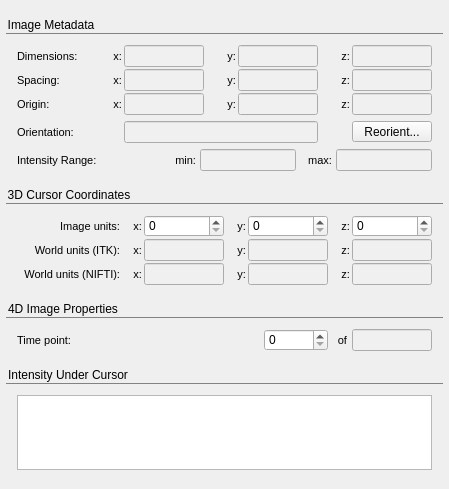
Qt form GUI/Qt/Components/ImageInfoInspector.ui (pyushkevich/itksnap) before a commit.
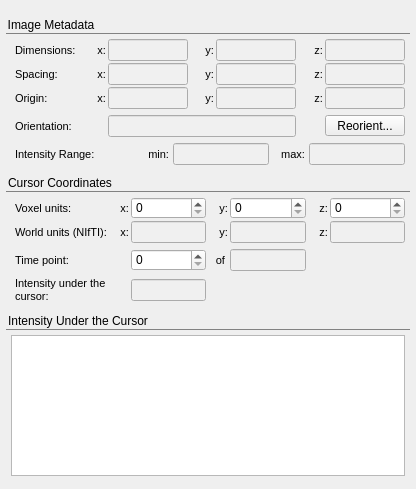
The same form after that commit. Custom widgets are drawn as their Qt base class.

Commit message: Recoded the image info panel to show multiple time points and components; changed ImageWrapper::GetVoxelMappedToNativeSpace to a cleaner implementation without inheritance

What changed in the file:
```diff
--- a/GUI/Qt/Components/ImageInfoInspector.ui
+++ b/GUI/Qt/Components/ImageInfoInspector.ui
@@ -6,7 +6,7 @@
    <rect>
     <x>0</x>
     <y>0</y>
-    <width>449</width>
+    <width>416</width>
     <height>489</height>
    </rect>
   </property>
@@ -38,7 +38,7 @@
   background-color:rgb(240,240,240);
 }</string>
   </property>
-  <layout class="QVBoxLayout" name="verticalLayout" stretch="0,0,0,1,0">
+  <layout class="QVBoxLayout" name="verticalLayout" stretch="0,0,100,1">
    <property name="spacing">
     <number>6</number>
    </property>
@@ -64,16 +64,16 @@
      </property>
      <layout class="QGridLayout" name="gridLayout_3" columnstretch="1,0,0,0,0,0,0">
       <property name="leftMargin">
-       <number>6</number>
+       <number>4</number>
       </property>
       <property name="topMargin">
-       <number>6</number>
+       <number>0</number>
       </property>
       <property name="rightMargin">
-       <number>6</number>
+       <number>0</number>
       </property>
       <property name="bottomMargin">
-       <number>6</number>
+       <number>0</number>
       </property>
       <property name="spacing">
        <number>2</number>
@@ -512,40 +512,24 @@
       <string notr="true">QLabel { font-size: 11px; }</string>
      </property>
      <property name="title">
-      <string>3D Cursor Coordinates</string>
+      <string>Cursor Coordinates</string>
      </property>
-     <layout class="QGridLayout" name="gridLayout_2">
+     <layout class="QGridLayout" name="gridLayout_2" columnstretch="1,0,0,0,0,0,0">
       <property name="leftMargin">
-       <number>6</number>
+       <number>4</number>
       </property>
       <property name="topMargin">
-       <number>6</number>
+       <number>0</number>
       </property>
       <property name="rightMargin">
-       <number>6</number>
+       <number>0</number>
       </property>
       <property name="bottomMargin">
-       <number>6</number>
+       <number>0</number>
       </property>
       <property name="spacing">
        <number>2</number>
       </property>
-      <item row="2" column="5">
-       <widget class="QLabel" name="label_19">
-        <property name="minimumSize">
-         <size>
-          <width>20</width>
-          <height>0</height>
-         </size>
-        </property>
-        <property name="text">
-         <string>z:</string>
-        </property>
-        <property name="alignment">
-         <set>Qt::AlignRight|Qt::AlignTrailing|Qt::AlignVCenter</set>
-        </property>
-       </widget>
-      </item>
       <item row="0" column="6">
        <widget class="QSpinBox" name="inVoxZ">
         <property name="minimumSize">
@@ -562,328 +546,7 @@
         </property>
        </widget>
       </item>
-      <item row="2" column="2">
-       <widget class="QLineEdit" name="outNiftiX">
-        <property name="maximumSize">
-         <size>
-          <width>80</width>
-          <height>16777215</height>
-         </size>
-        </property>
-        <property name="readOnly">
-         <bool>true</bool>
-        </property>
-       </widget>
-      </item>
-      <item row="0" column="5">
-       <widget class="QLabel" name="label_13">
-        <property name="minimumSize">
-         <size>
-          <width>20</width>
-          <height>0</height>
-         </size>
-        </property>
-        <property name="text">
-         <string>z:</string>
-        </property>
-        <property name="alignment">
-         <set>Qt::AlignRight|Qt::AlignTrailing|Qt::AlignVCenter</set>
-        </property>
-       </widget>
-      </item>
-      <item row="1" column="4">
-       <widget class="QLineEdit" name="outItkY">
-        <property name="sizePolicy">
-         <sizepolicy hsizetype="Expanding" vsizetype="Fixed">
-          <horstretch>0</horstretch>
-          <verstretch>0</verstretch>
-         </sizepolicy>
-        </property>
-        <property name="minimumSize">
-         <size>
-          <width>80</width>
-          <height>0</height>
-         </size>
-        </property>
-        <property name="maximumSize">
-         <size>
-          <width>80</width>
-          <height>16777215</height>
-         </size>
-        </property>
-        <property name="readOnly">
-         <bool>true</bool>
-        </property>
-       </widget>
-      </item>
-      <item row="0" column="3">
-       <widget class="QLabel" name="label_12">
-        <property name="minimumSize">
-         <size>
-          <width>20</width>
-          <height>0</height>
-         </size>
-        </property>
-        <property name="text">
-         <string>y:</string>
-        </property>
-        <property name="alignment">
-         <set>Qt::AlignRight|Qt::AlignTrailing|Qt::AlignVCenter</set>
-        </property>
-       </widget>
-      </item>
-      <item row="2" column="3">
-       <widget class="QLabel" name="label_20">
-        <property name="minimumSize">
-         <size>
-          <width>20</width>
-          <height>0</height>
-         </size>
-        </property>
-        <property name="text">
-         <string>y:</string>
-        </property>
-        <property name="alignment">
-         <set>Qt::AlignRight|Qt::AlignTrailing|Qt::AlignVCenter</set>
-        </property>
-       </widget>
-      </item>
       <item row="1" column="6">
-       <widget class="QLineEdit" name="outItkZ">
-        <property name="sizePolicy">
-         <sizepolicy hsizetype="Expanding" vsizetype="Fixed">
-          <horstretch>0</horstretch>
-          <verstretch>0</verstretch>
-         </sizepolicy>
-        </property>
-        <property name="minimumSize">
-         <size>
-          <width>80</width>
-          <height>0</height>
-         </size>
-        </property>
-        <property name="maximumSize">
-         <size>
-          <width>80</width>
-          <height>16777215</height>
-         </size>
-        </property>
-        <property name="readOnly">
-         <bool>true</bool>
-        </property>
-       </widget>
-      </item>
-      <item row="0" column="2">
-       <widget class="QSpinBox" name="inVoxX">
-        <property name="minimumSize">
-         <size>
-          <width>64</width>
-          <height>0</height>
-         </size>
-        </property>
-        <property name="readOnly">
-         <bool>false</bool>
-        </property>
-        <property name="buttonSymbols">
-         <enum>QAbstractSpinBox::UpDownArrows</enum>
-        </property>
-       </widget>
-      </item>
-      <item row="1" column="3">
-       <widget class="QLabel" name="label_16">
-        <property name="minimumSize">
-         <size>
-          <width>20</width>
-          <height>0</height>
-         </size>
-        </property>
-        <property name="text">
-         <string>y:</string>
-        </property>
-        <property name="alignment">
-         <set>Qt::AlignRight|Qt::AlignTrailing|Qt::AlignVCenter</set>
-        </property>
-       </widget>
-      </item>
-      <item row="2" column="4">
-       <widget class="QLineEdit" name="outNiftiY">
-        <property name="maximumSize">
-         <size>
-          <width>80</width>
-          <height>16777215</height>
-         </size>
-        </property>
-        <property name="readOnly">
-         <bool>true</bool>
-        </property>
-       </widget>
-      </item>
-      <item row="1" column="1">
-       <widget class="QLabel" name="label_17">
-        <property name="minimumSize">
-         <size>
-          <width>20</width>
-          <height>0</height>
-         </size>
-        </property>
-        <property name="text">
-         <string>x:</string>
-        </property>
-        <property name="alignment">
-         <set>Qt::AlignRight|Qt::AlignTrailing|Qt::AlignVCenter</set>
-        </property>
-       </widget>
-      </item>
-      <item row="0" column="4">
-       <widget class="QSpinBox" name="inVoxY">
-        <property name="minimumSize">
-         <size>
-          <width>64</width>
-          <height>0</height>
-         </size>
-        </property>
-        <property name="readOnly">
-         <bool>false</bool>
-        </property>
-        <property name="buttonSymbols">
-         <enum>QAbstractSpinBox::UpDownArrows</enum>
-        </property>
-       </widget>
-      </item>
-      <item row="1" column="2">
-       <widget class="QLineEdit" name="outItkX">
-        <property name="sizePolicy">
-         <sizepolicy hsizetype="Expanding" vsizetype="Fixed">
-          <horstretch>0</horstretch>
-          <verstretch>0</verstretch>
-         </sizepolicy>
-        </property>
-        <property name="minimumSize">
-         <size>
-          <width>80</width>
-          <height>0</height>
-         </size>
-        </property>
-        <property name="maximumSize">
-         <size>
-          <width>80</width>
-          <height>16777215</height>
-         </size>
-        </property>
-        <property name="readOnly">
-         <bool>true</bool>
-        </property>
-       </widget>
-      </item>
-      <item row="0" column="1">
-       <widget class="QLabel" name="label_11">
-        <property name="minimumSize">
-         <size>
-          <width>20</width>
-          <height>0</height>
-         </size>
-        </property>
-        <property name="text">
-         <string>x:</string>
-        </property>
-        <property name="alignment">
-         <set>Qt::AlignRight|Qt::AlignTrailing|Qt::AlignVCenter</set>
-        </property>
-       </widget>
-      </item>
-      <item row="2" column="1">
-       <widget class="QLabel" name="label_21">
-        <property name="minimumSize">
-         <size>
-          <width>20</width>
-          <height>0</height>
-         </size>
-        </property>
-        <property name="text">
-         <string>x:</string>
-        </property>
-        <property name="alignment">
-         <set>Qt::AlignRight|Qt::AlignTrailing|Qt::AlignVCenter</set>
-        </property>
-       </widget>
-      </item>
-      <item row="1" column="0">
-       <widget class="QLabel" name="label_14">
-        <property name="sizePolicy">
-         <sizepolicy hsizetype="Preferred" vsizetype="Preferred">
-          <horstretch>1</horstretch>
-          <verstretch>0</verstretch>
-         </sizepolicy>
-        </property>
-        <property name="styleSheet">
-         <string notr="true"/>
-        </property>
-        <property name="text">
-         <string>World units (ITK):</string>
-        </property>
-        <property name="alignment">
-         <set>Qt::AlignRight|Qt::AlignTrailing|Qt::AlignVCenter</set>
-        </property>
-        <property name="wordWrap">
-         <bool>true</bool>
-        </property>
-       </widget>
-      </item>
-      <item row="0" column="0">
-       <widget class="QLabel" name="label_18">
-        <property name="styleSheet">
-         <string notr="true"/>
-        </property>
-        <property name="text">
-         <string>Image units:</string>
-        </property>
-        <property name="alignment">
-         <set>Qt::AlignRight|Qt::AlignTrailing|Qt::AlignVCenter</set>
-        </property>
-        <property name="wordWrap">
-         <bool>true</bool>
-        </property>
-       </widget>
-      </item>
-      <item row="1" column="5">
-       <widget class="QLabel" name="label_15">
-        <property name="minimumSize">
-         <size>
-          <width>20</width>
-          <height>0</height>
-         </size>
-        </property>
-        <property name="text">
-         <string>z:</string>
-        </property>
-        <property name="alignment">
-         <set>Qt::AlignRight|Qt::AlignTrailing|Qt::AlignVCenter</set>
-        </property>
-       </widget>
-      </item>
-      <item row="2" column="0">
-       <widget class="QLabel" name="label_22">
-        <property name="sizePolicy">
-         <sizepolicy hsizetype="Preferred" vsizetype="Preferred">
-          <horstretch>1</horstretch>
-          <verstretch>0</verstretch>
-         </sizepolicy>
-        </property>
-        <property name="styleSheet">
-         <string notr="true"/>
-        </property>
-        <property name="text">
-         <string>World units (NIFTI):</string>
-        </property>
-        <property name="alignment">
-         <set>Qt::AlignRight|Qt::AlignTrailing|Qt::AlignVCenter</set>
-        </property>
-        <property name="wordWrap">
-         <bool>true</bool>
-        </property>
-       </widget>
-      </item>
-      <item row="2" column="6">
        <widget class="QLineEdit" name="outNiftiZ">
         <property name="sizePolicy">
          <sizepolicy hsizetype="Expanding" vsizetype="Fixed">
@@ -908,75 +571,39 @@
         </property>
        </widget>
       </item>
-     </layout>
-    </widget>
-   </item>
-   <item>
-    <widget class="QGroupBox" name="grp4D">
-     <property name="styleSheet">
-      <string notr="true">QLabel { font-size: 11px; }</string>
-     </property>
-     <property name="title">
-      <string>4D Image Properties</string>
-     </property>
-     <layout class="QGridLayout" name="gridLayout_5">
-      <property name="leftMargin">
-       <number>6</number>
-      </property>
-      <property name="topMargin">
-       <number>6</number>
-      </property>
-      <property name="rightMargin">
-       <number>6</number>
-      </property>
-      <property name="bottomMargin">
-       <number>6</number>
-      </property>
-      <property name="spacing">
-       <number>2</number>
-      </property>
-      <item row="0" column="2">
-       <widget class="QSpinBox" name="inTimePoint">
-        <property name="minimumSize">
-         <size>
-          <width>64</width>
-          <height>0</height>
-         </size>
+      <item row="5" column="0">
+       <widget class="QLabel" name="lblIntensityUnderCursor">
+        <property name="text">
+         <string>Intensity under the cursor:</string>
         </property>
-        <property name="readOnly">
-         <bool>false</bool>
-        </property>
-        <property name="buttonSymbols">
-         <enum>QAbstractSpinBox::UpDownArrows</enum>
+        <property name="wordWrap">
+         <bool>true</bool>
         </property>
        </widget>
       </item>
-      <item row="0" column="4">
-       <widget class="QLineEdit" name="outNumTimePoints">
+      <item row="1" column="0">
+       <widget class="QLabel" name="label_22">
         <property name="sizePolicy">
-         <sizepolicy hsizetype="Expanding" vsizetype="Fixed">
-          <horstretch>0</horstretch>
+         <sizepolicy hsizetype="Preferred" vsizetype="Preferred">
+          <horstretch>1</horstretch>
           <verstretch>0</verstretch>
          </sizepolicy>
         </property>
-        <property name="minimumSize">
-         <size>
-          <width>0</width>
-          <height>0</height>
-         </size>
+        <property name="styleSheet">
+         <string notr="true"/>
         </property>
-        <property name="maximumSize">
-         <size>
-          <width>80</width>
-          <height>16777215</height>
-         </size>
+        <property name="text">
+         <string>World units (NIfTI):</string>
         </property>
-        <property name="readOnly">
-         <bool>true</bool>
+        <property name="alignment">
+         <set>Qt::AlignLeading|Qt::AlignLeft|Qt::AlignVCenter</set>
+        </property>
+        <property name="wordWrap">
+         <bool>false</bool>
         </property>
        </widget>
       </item>
-      <item row="0" column="3">
+      <item row="3" column="3">
        <widget class="QLabel" name="label_46">
         <property name="minimumSize">
          <size>
@@ -992,7 +619,39 @@
         </property>
        </widget>
       </item>
-      <item row="0" column="0">
+      <item row="0" column="4">
+       <widget class="QSpinBox" name="inVoxY">
+        <property name="minimumSize">
+         <size>
+          <width>64</width>
+          <height>0</height>
+         </size>
+        </property>
+        <property name="readOnly">
+         <bool>false</bool>
+        </property>
+        <property name="buttonSymbols">
+         <enum>QAbstractSpinBox::UpDownArrows</enum>
+        </property>
+       </widget>
+      </item>
+      <item row="0" column="5">
+       <widget class="QLabel" name="label_13">
+        <property name="minimumSize">
+         <size>
+          <width>20</width>
+          <height>0</height>
+         </size>
+        </property>
+        <property name="text">
+         <string>z:</string>
+        </property>
+        <property name="alignment">
+         <set>Qt::AlignRight|Qt::AlignTrailing|Qt::AlignVCenter</set>
+        </property>
+       </widget>
+      </item>
+      <item row="3" column="0">
        <widget class="QLabel" name="label_45">
         <property name="styleSheet">
          <string notr="true"/>
@@ -1001,22 +660,233 @@
          <string>Time point:</string>
         </property>
         <property name="alignment">
-         <set>Qt::AlignRight|Qt::AlignTrailing|Qt::AlignVCenter</set>
+         <set>Qt::AlignLeading|Qt::AlignLeft|Qt::AlignVCenter</set>
         </property>
         <property name="wordWrap">
          <bool>true</bool>
         </property>
        </widget>
       </item>
+      <item row="1" column="4">
+       <widget class="QLineEdit" name="outNiftiY">
+        <property name="maximumSize">
+         <size>
+          <width>80</width>
+          <height>16777215</height>
+         </size>
+        </property>
+        <property name="readOnly">
+         <bool>true</bool>
+        </property>
+       </widget>
+      </item>
+      <item row="0" column="2">
+       <widget class="QSpinBox" name="inVoxX">
+        <property name="minimumSize">
+         <size>
+          <width>64</width>
+          <height>0</height>
+         </size>
+        </property>
+        <property name="readOnly">
+         <bool>false</bool>
+        </property>
+        <property name="buttonSymbols">
+         <enum>QAbstractSpinBox::UpDownArrows</enum>
+        </property>
+       </widget>
+      </item>
+      <item row="1" column="5">
+       <widget class="QLabel" name="label_19">
+        <property name="minimumSize">
+         <size>
+          <width>20</width>
+          <height>0</height>
+         </size>
+        </property>
+        <property name="text">
+         <string>z:</string>
+        </property>
+        <property name="alignment">
+         <set>Qt::AlignRight|Qt::AlignTrailing|Qt::AlignVCenter</set>
+        </property>
+       </widget>
+      </item>
+      <item row="0" column="3">
+       <widget class="QLabel" name="label_12">
+        <property name="minimumSize">
+         <size>
+          <width>20</width>
+          <height>0</height>
+         </size>
+        </property>
+        <property name="text">
+         <string>y:</string>
+        </property>
+        <property name="alignment">
+         <set>Qt::AlignRight|Qt::AlignTrailing|Qt::AlignVCenter</set>
+        </property>
+       </widget>
+      </item>
       <item row="0" column="1">
-       <spacer name="horizontalSpacer_2">
+       <widget class="QLabel" name="label_11">
+        <property name="minimumSize">
+         <size>
+          <width>20</width>
+          <height>0</height>
+         </size>
+        </property>
+        <property name="text">
+         <string>x:</string>
+        </property>
+        <property name="alignment">
+         <set>Qt::AlignRight|Qt::AlignTrailing|Qt::AlignVCenter</set>
+        </property>
+       </widget>
+      </item>
+      <item row="0" column="0">
+       <widget class="QLabel" name="label_18">
+        <property name="styleSheet">
+         <string notr="true"/>
+        </property>
+        <property name="text">
+         <string>Voxel units:</string>
+        </property>
+        <property name="alignment">
+         <set>Qt::AlignLeading|Qt::AlignLeft|Qt::AlignVCenter</set>
+        </property>
+        <property name="wordWrap">
+         <bool>true</bool>
+        </property>
+       </widget>
+      </item>
+      <item row="3" column="4">
+       <widget class="QLineEdit" name="outNumTimePoints">
+        <property name="sizePolicy">
+         <sizepolicy hsizetype="Expanding" vsizetype="Fixed">
+          <horstretch>0</horstretch>
+          <verstretch>0</verstretch>
+         </sizepolicy>
+        </property>
+        <property name="minimumSize">
+         <size>
+          <width>0</width>
+          <height>0</height>
+         </size>
+        </property>
+        <property name="maximumSize">
+         <size>
+          <width>80</width>
+          <height>16777215</height>
+         </size>
+        </property>
+        <property name="readOnly">
+         <bool>true</bool>
+        </property>
+       </widget>
+      </item>
+      <item row="5" column="2">
+       <widget class="QLineEdit" name="outIntensityUnderCursor">
+        <property name="maximumSize">
+         <size>
+          <width>80</width>
+          <height>16777215</height>
+         </size>
+        </property>
+        <property name="readOnly">
+         <bool>true</bool>
+        </property>
+       </widget>
+      </item>
+      <item row="3" column="2">
+       <widget class="QSpinBox" name="inTimePoint">
+        <property name="minimumSize">
+         <size>
+          <width>64</width>
+          <height>0</height>
+         </size>
+        </property>
+        <property name="readOnly">
+         <bool>false</bool>
+        </property>
+        <property name="buttonSymbols">
+         <enum>QAbstractSpinBox::UpDownArrows</enum>
+        </property>
+       </widget>
+      </item>
+      <item row="1" column="2">
+       <widget class="QLineEdit" name="outNiftiX">
+        <property name="maximumSize">
+         <size>
+          <width>80</width>
+          <height>16777215</height>
+         </size>
+        </property>
+        <property name="readOnly">
+         <bool>true</bool>
+        </property>
+       </widget>
+      </item>
+      <item row="1" column="3">
+       <widget class="QLabel" name="label_20">
+        <property name="minimumSize">
+         <size>
+          <width>20</width>
+          <height>0</height>
+         </size>
+        </property>
+        <property name="text">
+         <string>y:</string>
+        </property>
+        <property name="alignment">
+         <set>Qt::AlignRight|Qt::AlignTrailing|Qt::AlignVCenter</set>
+        </property>
+       </widget>
+      </item>
+      <item row="1" column="1">
+       <widget class="QLabel" name="label_21">
+        <property name="minimumSize">
+         <size>
+          <width>20</width>
+          <height>0</height>
+         </size>
+        </property>
+        <property name="text">
+         <string>x:</string>
+        </property>
+        <property name="alignment">
+         <set>Qt::AlignRight|Qt::AlignTrailing|Qt::AlignVCenter</set>
+        </property>
+       </widget>
+      </item>
+      <item row="2" column="0">
+       <spacer name="verticalSpacer_5">
         <property name="orientation">
-         <enum>Qt::Horizontal</enum>
+         <enum>Qt::Vertical</enum>
         </property>
+        <property name="sizeType">
+         <enum>QSizePolicy::Fixed</enum>
+        </property>
         <property name="sizeHint" stdset="0">
          <size>
-          <width>40</width>
-          <height>20</height>
+          <width>20</width>
+          <height>4</height>
+         </size>
+        </property>
+       </spacer>
+      </item>
+      <item row="4" column="0">
+       <spacer name="spacerIntensityUnderCursor">
+        <property name="orientation">
+         <enum>Qt::Vertical</enum>
+        </property>
+        <property name="sizeType">
+         <enum>QSizePolicy::Fixed</enum>
+        </property>
+        <property name="sizeHint" stdset="0">
+         <size>
+          <width>20</width>
+          <height>4</height>
          </size>
         </property>
        </spacer>
@@ -1030,20 +900,20 @@
       <string notr="true"/>
      </property>
      <property name="title">
-      <string>Intensity Under Cursor</string>
+      <string>Intensity Under the Cursor</string>
      </property>
      <layout class="QVBoxLayout" name="verticalLayout_2">
       <property name="leftMargin">
-       <number>6</number>
+       <number>0</number>
       </property>
       <property name="topMargin">
-       <number>6</number>
+       <number>0</number>
       </property>
       <property name="rightMargin">
-       <number>6</number>
+       <number>0</number>
       </property>
       <property name="bottomMargin">
-       <number>6</number>
+       <number>0</number>
       </property>
       <item>
        <widget class="QFrame" name="frame">
@@ -1099,7 +969,7 @@
      <property name="sizeHint" stdset="0">
       <size>
        <width>20</width>
-       <height>2</height>
+       <height>0</height>
       </size>
      </property>
     </spacer>
```
Left out of the diff: 342 changed lines with no effect on the pictures. The commit also changes 17 other files.
